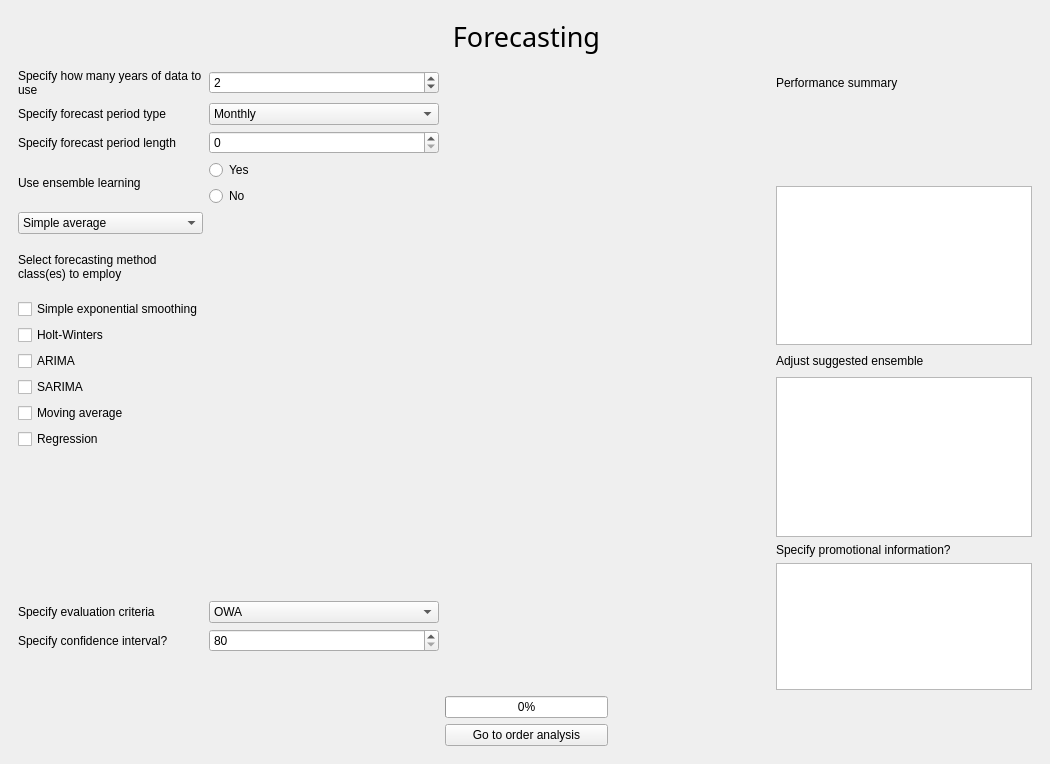
Above: User Interface/main_window.ui from JurieZietsmanGitHubPython/Thesis before the change. Below: the same form after it.
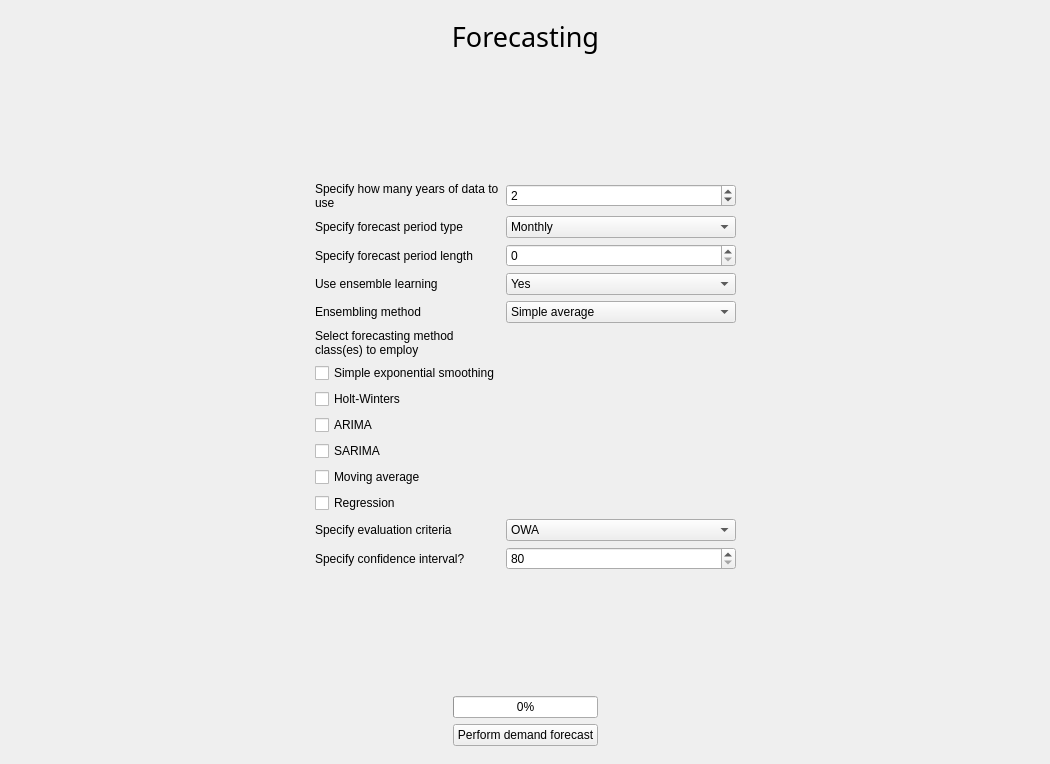
That is the form after the change. The open tabs and pages were chosen to show the change. Icons and pictures are not drawn.

```diff
--- a/User Interface/main_window.ui
+++ b/User Interface/main_window.ui
@@ -1344,7 +1344,7 @@
     </sizepolicy>
    </property>
    <layout class="QGridLayout" name="gridLayout_3">
-    <item row="0" column="0">
+       <item row="1" column="0">
      <widget class="QStackedWidget" name="stack">
       <property name="sizePolicy">
        <sizepolicy hsizetype="Preferred" vsizetype="Preferred">
@@ -1846,44 +1846,42 @@
       </widget>
       <widget class="QWidget" name="forecasting">
           <layout class="QGridLayout" name="gridLayout">
-              <item row="8" column="0">
-                  <widget class="QComboBox" name="comboBox">
-                      <item>
-                          <property name="text">
-                              <string>Simple average</string>
-                          </property>
-                      </item>
-                      <item>
-                          <property name="text">
-                              <string>Stacking</string>
-                          </property>
-                      </item>
-                      <item>
-                          <property name="text">
-                              <string>Boosting</string>
-                          </property>
-                      </item>
-                      <item>
-                          <property name="text">
-                              <string>Bagging</string>
-                          </property>
-                      </item>
-                  </widget>
-              </item>
-              <item row="20" column="0">
-                  <widget class="QLabel" name="label_40">
+                       <item row="6" column="2">
+                           <spacer name="verticalSpacer_16">
+                               <property name="orientation">
+                                   <enum>Qt::Vertical</enum>
+                               </property>
+                               <property name="sizeHint" stdset="0">
+                                   <size>
+                                       <width>20</width>
+                                       <height>40</height>
+                                   </size>
+                               </property>
+                           </spacer>
+                       </item>
+                       <item row="2" column="2">
+                           <widget class="QLabel" name="label_19">
+                               <property name="maximumSize">
+                                   <size>
+                                       <width>16777215</width>
+                                       <height>40</height>
+                                   </size>
+                               </property>
+                               <property name="font">
+                                   <font>
+                                       <family>Calisto MT</family>
+                                       <pointsize>20</pointsize>
+                                   </font>
+                               </property>
                       <property name="text">
-                          <string>Specify confidence interval?</string>
+                                   <string>Forecasting</string>
                       </property>
                       <property name="alignment">
-                          <set>Qt::AlignLeading|Qt::AlignLeft|Qt::AlignVCenter</set>
-                      </property>
-                      <property name="wordWrap">
-                          <bool>true</bool>
+                                   <set>Qt::AlignCenter</set>
                       </property>
                   </widget>
               </item>
-              <item row="1" column="0">
+                       <item row="2" column="1">
                   <spacer name="horizontalSpacer_7">
                       <property name="orientation">
                           <enum>Qt::Horizontal</enum>
@@ -1896,27 +1894,38 @@
                       </property>
                   </spacer>
               </item>
-              <item row="17" column="4">
-                  <widget class="QLabel" name="label_44">
-                      <property name="text">
-                          <string>Specify promotional information?</string>
-                      </property>
-                      <property name="alignment">
-                          <set>Qt::AlignLeading|Qt::AlignLeft|Qt::AlignVCenter</set>
-                      </property>
-                      <property name="wordWrap">
-                          <bool>true</bool>
-                      </property>
-                  </widget>
-              </item>
-              <item row="15" column="0">
-                  <widget class="QCheckBox" name="checkBox_38">
-                      <property name="text">
-                          <string>Regression</string>
-                      </property>
-                  </widget>
-              </item>
-              <item row="19" column="0">
+                       <item row="2" column="3">
+                           <spacer name="horizontalSpacer_8">
+                               <property name="orientation">
+                                   <enum>Qt::Horizontal</enum>
+                               </property>
+                               <property name="sizeHint" stdset="0">
+                                   <size>
+                                       <width>40</width>
+                                       <height>20</height>
+                                   </size>
+                               </property>
+                           </spacer>
+                       </item>
+                       <item row="3" column="2">
+                           <spacer name="verticalSpacer_14">
+                               <property name="orientation">
+                                   <enum>Qt::Vertical</enum>
+                               </property>
+                               <property name="sizeType">
+                                   <enum>QSizePolicy::Expanding</enum>
+                               </property>
+                               <property name="sizeHint" stdset="0">
+                                   <size>
+                                       <width>20</width>
+                                       <height>60</height>
+                                   </size>
+                               </property>
+                           </spacer>
+                       </item>
+                       <item row="5" column="2">
+                           <layout class="QGridLayout" name="gridLayout_11">
+                               <item row="6" column="0">
                   <widget class="QLabel" name="label_41">
                       <property name="text">
                           <string>Specify evaluation criteria</string>
@@ -1929,23 +1938,7 @@
                       </property>
                   </widget>
         </item>
-              <item row="20" column="1">
-                  <widget class="QSpinBox" name="spinBox_6">
-                      <property name="wrapping">
-                          <bool>false</bool>
-                      </property>
-                      <property name="frame">
-                          <bool>true</bool>
-                      </property>
-                      <property name="readOnly">
-                          <bool>false</bool>
-                      </property>
-          <property name="minimum">
-           <number>80</number>
-          </property>
-         </widget>
-        </item>
-              <item row="19" column="1">
+                               <item row="6" column="1">
                   <widget class="QComboBox" name="comboBox_6">
                       <property name="editable">
                           <bool>false</bool>
@@ -1985,17 +1978,41 @@
           </item>
          </widget>
         </item>
-              <item row="22" column="2">
-                  <widget class="QProgressBar" name="progressBar">
-                      <property name="value">
-                          <number>0</number>
-                      </property>
-                  </widget>
-              </item>
-        <item row="3" column="4">
-         <widget class="QLabel" name="label_42">
+                               <item row="7" column="0">
+                                   <widget class="QLabel" name="label_40">
+                                       <property name="text">
+                                           <string>Specify confidence interval?</string>
+                                       </property>
+                                       <property name="alignment">
+                                           <set>Qt::AlignLeading|Qt::AlignLeft|Qt::AlignVCenter</set>
+                                       </property>
+                                       <property name="wordWrap">
+                                           <bool>true</bool>
+                                       </property>
+                                   </widget>
+                               </item>
+                               <item row="7" column="1">
+                                   <widget class="QSpinBox" name="spinBox_6">
+                                       <property name="wrapping">
+                                           <bool>false</bool>
+                                       </property>
+                                       <property name="frame">
+                                           <bool>true</bool>
+                                       </property>
+                                       <property name="readOnly">
+                                           <bool>false</bool>
+                                       </property>
+                                       <property name="minimum">
+                                           <number>80</number>
+                                       </property>
+                                   </widget>
+                               </item>
+                               <item row="5" column="0">
+                                   <layout class="QVBoxLayout" name="verticalLayout_5">
+                                       <item>
+                                           <widget class="QLabel" name="label_38">
           <property name="text">
-              <string>Performance summary</string>
+                                                   <string>Select forecasting method class(es) to employ</string>
           </property>
              <property name="alignment">
                  <set>Qt::AlignLeading|Qt::AlignLeft|Qt::AlignVCenter</set>
@@ -2005,17 +2022,104 @@
              </property>
          </widget>
         </item>
-              <item row="18" column="4" rowspan="4">
-                  <widget class="QGraphicsView" name="graphicsView_9"/>
-              </item>
-              <item row="10" column="0">
+                                       <item>
                   <widget class="QCheckBox" name="checkBox_32">
                       <property name="text">
                           <string>Simple exponential smoothing</string>
                       </property>
                   </widget>
               </item>
-              <item row="6" column="0" rowspan="2">
+                                       <item>
+                                           <widget class="QCheckBox" name="checkBox_36">
+                                               <property name="text">
+                                                   <string>Holt-Winters</string>
+                                               </property>
+                                           </widget>
+                                       </item>
+                                       <item>
+                                           <widget class="QCheckBox" name="checkBox_39">
+                                               <property name="text">
+                                                   <string>ARIMA</string>
+                                               </property>
+                                           </widget>
+                                       </item>
+                                       <item>
+                                           <widget class="QCheckBox" name="checkBox_40">
+                                               <property name="text">
+                                                   <string>SARIMA</string>
+                                               </property>
+                                           </widget>
+                                       </item>
+                                       <item>
+                                           <widget class="QCheckBox" name="checkBox_31">
+                                               <property name="text">
+                                                   <string>Moving average</string>
+                                               </property>
+                                           </widget>
+                                       </item>
+                                       <item>
+                                           <widget class="QCheckBox" name="checkBox_38">
+                                               <property name="text">
+                                                   <string>Regression</string>
+                                               </property>
+                                           </widget>
+                                       </item>
+                                   </layout>
+                               </item>
+                               <item row="2" column="0">
+                                   <widget class="QLabel" name="label_4">
+                                       <property name="text">
+                                           <string>Specify forecast period length</string>
+                                       </property>
+                                   </widget>
+                               </item>
+                               <item row="2" column="1">
+                                   <widget class="QSpinBox" name="forecastPeriodSpinBox"/>
+                               </item>
+                               <item row="1" column="1">
+                                   <widget class="QComboBox" name="periodTypeComboBox">
+                                       <item>
+                                           <property name="text">
+                                               <string>Monthly</string>
+                                           </property>
+                                       </item>
+                                       <item>
+                                           <property name="text">
+                                               <string>Weekly</string>
+                                           </property>
+                                       </item>
+                                       <item>
+                                           <property name="text">
+                                               <string>Daily</string>
+                                           </property>
+                                       </item>
+                                   </widget>
+                               </item>
+                               <item row="4" column="1">
+                                   <widget class="QComboBox" name="comboBox">
+                                       <item>
+                                           <property name="text">
+                                               <string>Simple average</string>
+                                           </property>
+                                       </item>
+                                       <item>
+                                           <property name="text">
+                                               <string>Stacking</string>
+                                           </property>
+                                       </item>
+                                       <item>
+                                           <property name="text">
+                                               <string>Boosting</string>
+                                           </property>
+                                       </item>
+                                       <item>
+                                           <property name="text">
+                                               <string>Bagging</string>
+                                           </property>
+                                       </item>
+                                   </widget>
+                               </item>
+                               <item row="3" column="0">
                   <widget class="QLabel" name="label_39">
                       <property name="text">
                           <string>Use ensemble learning</string>
@@ -2025,17 +2129,7 @@
                       </property>
                   </widget>
               </item>
-              <item row="3" column="0">
-         <widget class="QLabel" name="label_37">
-          <property name="text">
-           <string>Specify how many years of data to use</string>
-          </property>
-          <property name="wordWrap">
-           <bool>true</bool>
-          </property>
-         </widget>
-        </item>
-        <item row="3" column="1">
+                               <item row="0" column="1">
             <widget class="QSpinBox" name="historicUsageSpinBox">
                 <property name="minimum">
                     <number>1</number>
@@ -2048,152 +2142,24 @@
                 </property>
             </widget>
         </item>
-              <item row="6" column="1">
-                  <widget class="QRadioButton" name="radioButton_18">
+                               <item row="3" column="1">
+                                   <widget class="QComboBox" name="comboBox_3">
+                                       <item>
                       <property name="text">
                           <string>Yes</string>
                       </property>
-                  </widget>
-              </item>
-              <item row="12" column="0">
-                  <widget class="QCheckBox" name="checkBox_39">
-                      <property name="text">
-                          <string>ARIMA</string>
-                      </property>
-                  </widget>
-              </item>
-              <item row="7" column="1">
-                  <widget class="QRadioButton" name="radioButton_17">
+                                       </item>
+                                       <item>
                       <property name="text">
                           <string>No</string>
                       </property>
-                  </widget>
-              </item>
-              <item row="7" column="4" rowspan="5">
-                  <widget class="QGraphicsView" name="graphicsView_7"/>
-              </item>
-              <item row="12" column="4">
-                  <widget class="QLabel" name="label_43">
-                      <property name="text">
-                          <string>Adjust suggested ensemble</string>
-                      </property>
-                      <property name="alignment">
-                          <set>Qt::AlignLeading|Qt::AlignLeft|Qt::AlignVCenter</set>
-                      </property>
-                      <property name="wordWrap">
-                          <bool>true</bool>
-                      </property>
-                  </widget>
-              </item>
-              <item row="11" column="0">
-                  <widget class="QCheckBox" name="checkBox_36">
+                                       </item>
+                                   </widget>
+                               </item>
+                               <item row="0" column="0">
+                                   <widget class="QLabel" name="label_37">
                       <property name="text">
-                          <string>Holt-Winters</string>
-                      </property>
-                  </widget>
-              </item>
-              <item row="1" column="3">
-                  <spacer name="horizontalSpacer_10">
-                      <property name="orientation">
-                          <enum>Qt::Horizontal</enum>
-                      </property>
-                      <property name="sizeHint" stdset="0">
-                          <size>
-                              <width>40</width>
-                              <height>20</height>
-                          </size>
-                      </property>
-                  </spacer>
-              </item>
-              <item row="13" column="4" rowspan="4">
-                  <widget class="QGraphicsView" name="graphicsView_8"/>
-              </item>
-              <item row="2" column="2">
-                  <spacer name="verticalSpacer_14">
-                      <property name="orientation">
-                          <enum>Qt::Vertical</enum>
-                      </property>
-                      <property name="sizeHint" stdset="0">
-                          <size>
-                              <width>20</width>
-                              <height>40</height>
-                          </size>
-                      </property>
-                  </spacer>
-              </item>
-              <item row="14" column="0">
-                  <widget class="QCheckBox" name="checkBox_31">
-                      <property name="text">
-                          <string>Moving average</string>
-                      </property>
-                  </widget>
-              </item>
-              <item row="1" column="1">
-                  <spacer name="horizontalSpacer_9">
-                      <property name="orientation">
-                          <enum>Qt::Horizontal</enum>
-                      </property>
-                      <property name="sizeHint" stdset="0">
-                          <size>
-                              <width>40</width>
-                              <height>20</height>
-                          </size>
-                      </property>
-                  </spacer>
-        </item>
-              <item row="23" column="2">
-                  <widget class="QPushButton" name="orderanalysisButton">
-                      <property name="cursor">
-                          <cursorShape>PointingHandCursor</cursorShape>
-                      </property>
-                      <property name="text">
-                          <string>Go to order analysis</string>
-                      </property>
-                  </widget>
-              </item>
-        <item row="1" column="4">
-         <spacer name="horizontalSpacer_8">
-          <property name="orientation">
-              <enum>Qt::Horizontal</enum>
-          </property>
-             <property name="sizeHint" stdset="0">
-                 <size>
-                     <width>40</width>
-                     <height>20</height>
-                 </size>
-             </property>
-         </spacer>
-        </item>
-              <item row="1" column="2">
-                  <widget class="QLabel" name="label_19">
-                      <property name="font">
-                          <font>
-                              <family>Calisto MT</family>
-                              <pointsize>20</pointsize>
-                          </font>
-                      </property>
-                      <property name="text">
-                          <string>Forecasting</string>
-                      </property>
-                      <property name="alignment">
-                          <set>Qt::AlignCenter</set>
-                      </property>
-                  </widget>
-              </item>
-              <item row="13" column="0">
-                  <widget class="QCheckBox" name="checkBox_40">
-                      <property name="text">
-                          <string>SARIMA</string>
-                      </property>
-                  </widget>
-              </item>
-              <item row="9" column="0">
-                  <widget class="QLabel" name="label_38">
-                      <property name="text">
-                          <string>Select forecasting method class(es) to employ</string>
-                      </property>
-                      <property name="alignment">
-                          <set>Qt::AlignLeading|Qt::AlignLeft|Qt::AlignVCenter</set>
+                                           <string>Specify how many years of data to use</string>
                       </property>
                       <property name="wordWrap">
                           <bool>true</bool>
@@ -2201,40 +2167,318 @@
                   </widget>
               </item>
               <item row="4" column="0">
+                                   <widget class="QLabel" name="label_6">
+                                       <property name="text">
+                                           <string>Ensembling method</string>
+                                       </property>
+                                   </widget>
+                               </item>
+                               <item row="1" column="0">
                   <widget class="QLabel" name="label">
                       <property name="text">
                           <string>Specify forecast period type</string>
                       </property>
                   </widget>
               </item>
-              <item row="5" column="0">
-                  <widget class="QLabel" name="label_4">
+                           </layout>
+                       </item>
+                       <item row="7" column="2">
+                           <layout class="QGridLayout" name="gridLayout_16">
+                               <item row="0" column="0">
+                                   <spacer name="horizontalSpacer_25">
+                                       <property name="orientation">
+                                           <enum>Qt::Horizontal</enum>
+                                       </property>
+                                       <property name="sizeHint" stdset="0">
+                                           <size>
+                                               <width>40</width>
+                                               <height>20</height>
+                                           </size>
+                                       </property>
+                                   </spacer>
+                               </item>
+                               <item row="1" column="1">
+                                   <widget class="QPushButton" name="orderanalysisButton">
+                                       <property name="cursor">
+                                           <cursorShape>PointingHandCursor</cursorShape>
+                                       </property>
                       <property name="text">
-                          <string>Specify forecast period length</string>
+                                           <string>Perform demand forecast</string>
                       </property>
                   </widget>
               </item>
-              <item row="5" column="1">
-                  <widget class="QSpinBox" name="forecastPeriodSpinBox"/>
+                               <item row="0" column="1">
+                                   <widget class="QProgressBar" name="progressBar">
+                                       <property name="value">
+                                           <number>0</number>
+                                       </property>
+                                   </widget>
+                               </item>
+                               <item row="0" column="2">
+                                   <spacer name="horizontalSpacer_26">
+                                       <property name="orientation">
+                                           <enum>Qt::Horizontal</enum>
+                                       </property>
+                                       <property name="sizeHint" stdset="0">
+                                           <size>
+                                               <width>40</width>
+                                               <height>20</height>
+                                           </size>
+                                       </property>
+                                   </spacer>
+                               </item>
+                           </layout>
+                       </item>
+                   </layout>
+               </widget>
+               <widget class="QWidget" name="page">
+                   <layout class="QGridLayout" name="gridLayout_12">
+                       <item row="2" column="1">
+                           <widget class="QLabel" name="label_8">
+                               <property name="text">
+                                   <string/>
+                               </property>
+                           </widget>
+                       </item>
+                       <item row="3" column="1">
+                           <layout class="QGridLayout" name="gridLayout_13">
+                               <item row="4" column="0">
+                                   <widget class="QCheckBox" name="checkBox_4">
+                                       <property name="text">
+                                           <string>Theta</string>
+                                       </property>
+                                   </widget>
+                               </item>
+                               <item row="3" column="0">
+                                   <widget class="QCheckBox" name="checkBox_3">
+                                       <property name="text">
+                                           <string>Naive S</string>
+                                       </property>
+                                   </widget>
+                               </item>
+                               <item row="1" column="0">
+                                   <widget class="QCheckBox" name="checkBox">
+                                       <property name="text">
+                                           <string>ARIMA</string>
+                                       </property>
+                                   </widget>
+                               </item>
+                               <item row="2" column="0">
+                                   <widget class="QCheckBox" name="checkBox_2">
+                                       <property name="text">
+                                           <string>Naive</string>
+                                       </property>
+                                   </widget>
+                               </item>
+                               <item row="0" column="1">
+                                   <widget class="QLabel" name="label_10">
+                                       <property name="text">
+                                           <string>Specify promotional information</string>
+                                       </property>
+                                       <property name="alignment">
+                                           <set>Qt::AlignCenter</set>
+                                       </property>
+                                   </widget>
+                               </item>
+                               <item row="0" column="0">
+                                   <widget class="QLabel" name="label_9">
+                                       <property name="maximumSize">
+                                           <size>
+                                               <width>16777215</width>
+                                               <height>30</height>
+                                           </size>
+                                       </property>
+                                       <property name="text">
+                                           <string>Adjust ensemble</string>
+                                       </property>
+                                       <property name="alignment">
+                                           <set>Qt::AlignCenter</set>
+                                       </property>
+                                   </widget>
+                               </item>
+                               <item row="1" column="1">
+                                   <layout class="QHBoxLayout" name="horizontalLayout_4">
+                                       <item>
+                                           <widget class="QLabel" name="label_12">
+                                               <property name="text">
+                                                   <string>SKU</string>
+                                               </property>
+                                           </widget>
+                                       </item>
+                                       <item>
+                                           <widget class="QLabel" name="label_11">
+                                               <property name="text">
+                                                   <string>Percentage increase (%)</string>
+                                               </property>
+                                           </widget>
+                                       </item>
+                                   </layout>
+                               </item>
+                               <item row="2" column="1">
+                                   <layout class="QHBoxLayout" name="horizontalLayout_5">
+                                       <item>
+                                           <widget class="QComboBox" name="comboBox_5">
+                                               <item>
+                                                   <property name="text">
+                                                       <string>4672</string>
+                                                   </property>
+                                               </item>
+                                               <item>
+                                                   <property name="text">
+                                                       <string>3589</string>
+                                                   </property>
+                                               </item>
+                                           </widget>
+                                       </item>
+                                       <item>
+                                           <widget class="QSpinBox" name="spinBox">
+                                               <property name="value">
+                                                   <number>5</number>
+                                               </property>
+                                           </widget>
+                                       </item>
+                                   </layout>
+                               </item>
+                           </layout>
+                       </item>
+                       <item row="0" column="0">
+                           <spacer name="horizontalSpacer_9">
+                               <property name="orientation">
+                                   <enum>Qt::Horizontal</enum>
+                               </property>
+                               <property name="sizeType">
+                                   <enum>QSizePolicy::Fixed</enum>
+                               </property>
+                               <property name="sizeHint" stdset="0">
+                                   <size>
+                                       <width>150</width>
+                                       <height>20</height>
+                                   </size>
+                               </property>
+                           </spacer>
+                       </item>
+                       <item row="0" column="1">
+                           <widget class="QLabel" name="label_28">
+                               <property name="maximumSize">
+                                   <size>
+                                       <width>16777215</width>
+                                       <height>40</height>
+                                   </size>
+                               </property>
+                               <property name="font">
+                                   <font>
+                                       <family>Calisto MT</family>
+                                       <pointsize>20</pointsize>
+                                   </font>
+                               </property>
+                               <property name="text">
+                                   <string>Forecasting performance</string>
+                               </property>
+                               <property name="alignment">
+                                   <set>Qt::AlignCenter</set>
+                               </property>
+                           </widget>
+                       </item>
+                       <item row="0" column="2">
+                           <spacer name="horizontalSpacer_10">
+                               <property name="orientation">
+                                   <enum>Qt::Horizontal</enum>
+                               </property>
+                               <property name="sizeType">
+                                   <enum>QSizePolicy::Fixed</enum>
+                               </property>
+                               <property name="sizeHint" stdset="0">
+                                   <size>
+                                       <width>150</width>
+                                       <height>20</height>
+                                   </size>
+                               </property>
+                           </spacer>
+                       </item>
+                       <item row="1" column="1">
+                           <widget class="QLabel" name="label_7">
+                               <property name="sizePolicy">
+                                   <sizepolicy hsizetype="Preferred" vsizetype="Minimum">
+                                       <horstretch>0</horstretch>
+                                       <verstretch>0</verstretch>
+                                   </sizepolicy>
+                               </property>
+                               <property name="maximumSize">
+                                   <size>
+                                       <width>16777215</width>
+                                       <height>30</height>
+                                   </size>
+                               </property>
+                               <property name="text">
+                                   <string>Performance summary</string>
+                               </property>
+                               <property name="alignment">
+                                   <set>Qt::AlignCenter</set>
+                               </property>
+                           </widget>
               </item>
               <item row="4" column="1">
-                  <widget class="QComboBox" name="periodTypeComboBox">
-                      <item>
-                          <property name="text">
-                              <string>Monthly</string>
-                          </property>
-                      </item>
-                      <item>
-                          <property name="text">
-                              <string>Weekly</string>
-                          </property>
-                      </item>
-                      <item>
+                           <layout class="QGridLayout" name="gridLayout_14">
+                               <item row="1" column="0">
+                                   <spacer name="horizontalSpacer_21">
+                                       <property name="orientation">
+                                           <enum>Qt::Horizontal</enum>
+                                       </property>
+                                       <property name="sizeHint" stdset="0">
+                                           <size>
+                                               <width>40</width>
+                                               <height>20</height>
+                                           </size>
+                                       </property>
+                                   </spacer>
+                               </item>
+                               <item row="2" column="1">
+                                   <widget class="QPushButton" name="finaliseForecastpushButton">
+                                       <property name="cursor">
+                                           <cursorShape>PointingHandCursor</cursorShape>
+                                       </property>
                           <property name="text">
-                              <string>Daily</string>
-                          </property>
-                      </item>
-                  </widget>
+                                           <string>Finalise demand forecast</string>
+                                       </property>
+                                   </widget>
+                               </item>
+                               <item row="1" column="1">
+                                   <widget class="QProgressBar" name="progressBar_2">
+                                       <property name="value">
+                                           <number>0</number>
+                                       </property>
+                                   </widget>
+                               </item>
+                               <item row="1" column="2">
+                                   <spacer name="horizontalSpacer_22">
+                                       <property name="orientation">
+                                           <enum>Qt::Horizontal</enum>
+                                       </property>
+                                       <property name="sizeHint" stdset="0">
+                                           <size>
+                                               <width>40</width>
+                                               <height>20</height>
+                                           </size>
+                                       </property>
+                                   </spacer>
+                               </item>
+                               <item row="0" column="1">
+                                   <spacer name="verticalSpacer_2">
+                                       <property name="orientation">
+                                           <enum>Qt::Vertical</enum>
+                                       </property>
+                                       <property name="sizeType">
+                                           <enum>QSizePolicy::Fixed</enum>
+                                       </property>
+                                       <property name="sizeHint" stdset="0">
+                                           <size>
+                                               <width>20</width>
+                                               <height>40</height>
+                                           </size>
+                                       </property>
+                                   </spacer>
+                               </item>
+                           </layout>
         </item>
        </layout>
       </widget>
```
Left out of the diff: 738 changed lines with no effect on the pictures. Lines whose indentation alone changed are shown as unchanged.
